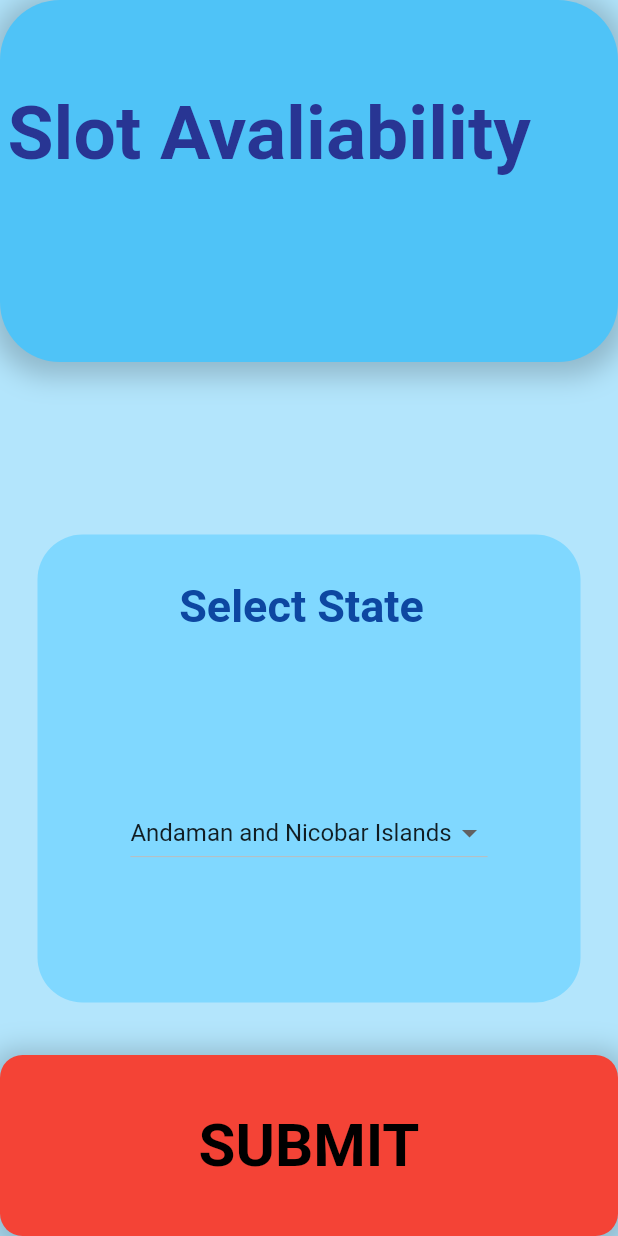
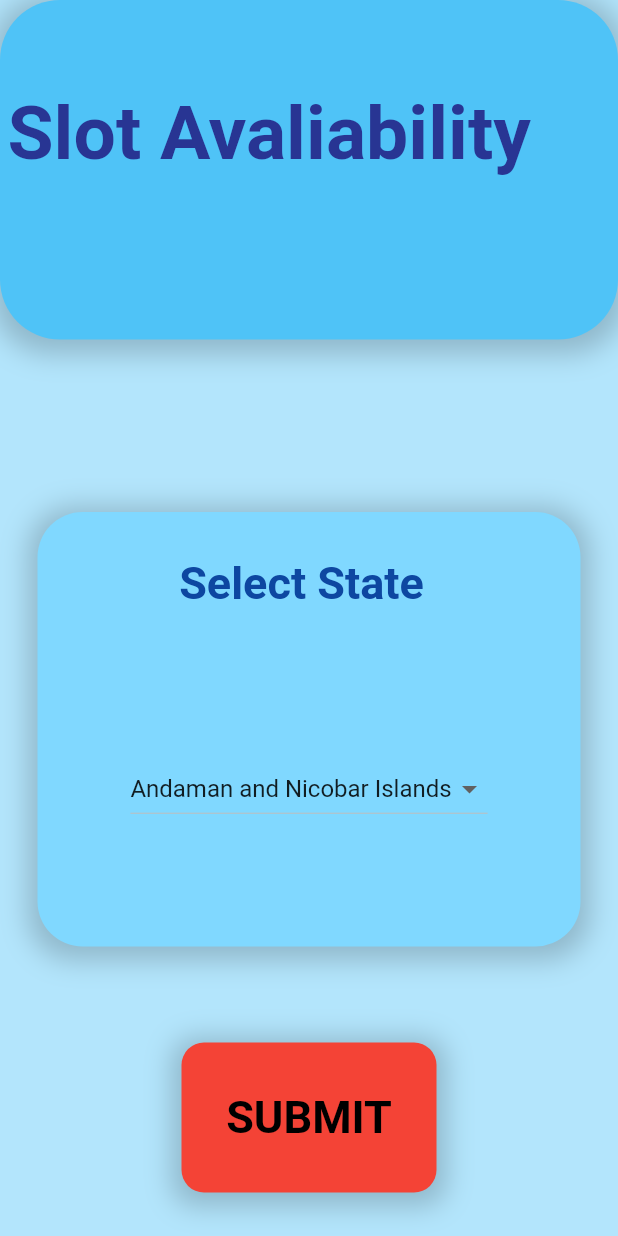
Before and after one commit to Harshwardhan431/Coviupdates, a Flutter app: the screen it shows after launch, after a tap on "Slot Avaliability", on a phone screen of 412 x 824 dp. Run offline on Flutter 3.47's test engine with Material 2 defaults, Android fonts, the light colour scheme and no system bars; our stand-ins replace animated_text_kit, carousel_slider, flutter_spinkit, font_awesome_flutter; network calls fail.

Commit message:
final commit

```diff
--- a/lib/api.dart
+++ b/lib/api.dart
@@ -3,12 +3,13 @@
 import 'package:http/http.dart' as http;
 import 'upiconstants.dart';
 import 'apidistrict.dart';
+import 'package:animated_text_kit/animated_text_kit.dart';
 import 'package:flutter_spinkit/flutter_spinkit.dart';
 
 const urlState = "https://cdn-api.co-vin.in/api/v2/admin/location/states";
 String selected = 'Andaman and Nicobar Islands';
 int statekeypin = 0;
-late String tempStateName;
+late String tempStateName=stateListText[0];
 
 class Api extends StatefulWidget {
   static String id = 'Api';
@@ -58,9 +59,9 @@
             child: Container(
               child: Padding(
                 padding: const EdgeInsets.fromLTRB(5, 60, 0, 0),
-                child: Text(
-                  'Slot Avaliability',
-                  style: TextStyle(
+                child: TypewriterAnimatedTextKit(
+                  text: ['Slot Avaliability'],
+                  textStyle: TextStyle(
                     fontSize: 50,
                     fontWeight: FontWeight.bold,
                     color: Color(0xFF283593),
@@ -122,7 +123,9 @@
                               break;
                             }
                           }
+                          setState(() {
                             selected = value.toString();
+                          });
                           tempStateName = selected;
                         },
                       ),
@@ -133,6 +136,14 @@
               decoration: BoxDecoration(
                 borderRadius: BorderRadius.circular(30),
                 color: Color(0xFF80D8FF),
+                boxShadow: [
+                  BoxShadow(
+                    color: Colors.black.withOpacity(0.2),
+                    spreadRadius: 6,
+                    blurRadius: 15,
+                    offset: Offset(0, 3),
+                  )
+                ],
               ),
               height: 250,
               width: double.infinity,
@@ -142,15 +153,13 @@
           SizedBox(
             height: 10,
           ),
-          Expanded(
-            flex: 1,
-            child: Container(
+          Container(
             child: InkWell(
               child: Center(
                 child: Text("SUBMIT",
                 style: TextStyle(
                   color: Color(0xFFF000000),
-                    fontSize: 40,
+                  fontSize: 30,
                   fontWeight: FontWeight.bold,
                 ),),
               ),
@@ -168,8 +177,9 @@
                 )
               ],
             ),
-              width: double.infinity,
-            ),
+            width: 170,
+            height: 100,
+            margin: EdgeInsets.all(29),
           ),
         ],
       ),
--- a/lib/main.dart
+++ b/lib/main.dart
@@ -1,3 +1,4 @@
+//import 'package:coviupdate/drawer.dart';
 import 'package:coviupdate/news.dart';
 import 'package:flutter/material.dart';
 import 'scrolling_screen.dart';
@@ -5,6 +6,7 @@
 import 'api.dart';
 import 'displayScreen.dart';
 import 'apidistrict.dart';
+import 'drawer.dart';
 
 void main() {
   runApp(MyApp());
@@ -27,6 +29,7 @@
         TypeVaccines.id: (context)=>TypeVaccines(),
         News.id: (context)=>News(),
         Api.id:(context)=>Api(),
+        Developer.id:(context)=>Developer(),
         ApiDistrict.id:(context)=>ApiDistrict(),
         DisplayScreen.id:(context)=>DisplayScreen(),
       },
--- a/lib/scrolling_screen.dart
+++ b/lib/scrolling_screen.dart
@@ -5,6 +5,8 @@
 import 'package:flutter/material.dart';
 import 'vaccinesType.dart';
 import 'package:url_launcher/url_launcher.dart';
+import 'package:carousel_slider/carousel_slider.dart';
+import 'drawer.dart';
 
 const colorizeColors = [
   Color(0xFF283593),
@@ -19,8 +21,7 @@
   fontFamily: 'Horizon',
 );
 
-String regristration="https://selfregistration.cowin.gov.in/";
-
+String regristration = "https://selfregistration.cowin.gov.in/";
 
 Future<void> _launchedInBrowser(String url) async {
   if (await canLaunch(url)) {
@@ -34,43 +35,93 @@
 }
 
 class Scrolling extends StatefulWidget {
-  static String id='Scrolling';
+  static String id = 'Scrolling';
   const Scrolling({Key? key}) : super(key: key);
 
   @override
   _ScrollingState createState() => _ScrollingState();
 }
 
-class _ScrollingState extends State<Scrolling> with SingleTickerProviderStateMixin {
-
+class _ScrollingState extends State<Scrolling>
+    with SingleTickerProviderStateMixin {
   late final Animation animation;
   late AnimationController controller;
   @override
   void initState() {
     super.initState();
-    controller=AnimationController(vsync: this,
-    duration: Duration(seconds: 1),);
+    controller = AnimationController(
+      vsync: this,
+      duration: Duration(seconds: 1),
+    );
     controller.forward();
-    animation=ColorTween(begin: Color(0xFF01579B),end: Color(0xFFB3E5FC)).animate(controller);
+    animation = ColorTween(begin: Color(0xFF01579B), end: Color(0xFFB3E5FC))
+        .animate(controller);
     controller.addListener(() {
-      setState(() {
-
-      });
+      setState(() {});
     });
   }
 
   @override
   Widget build(BuildContext context) {
     return Scaffold(
-      backgroundColor:  animation.value,
+      backgroundColor: animation.value,
+      drawer: Drawer(
+        child: Column(
+          children: [
+            Expanded(
+              flex: 1,
+              child: GestureDetector(
+                onTap: () {
+                  Navigator.pushNamed(context, Developer.id);
+                },
+                child: Container(
+                  color: Color(0xFF1A237E),
+                  child: Row(
+                    children: [
+                      RawMaterialButton(
+                        onPressed: () {},
+                        child: Icon(
+                          Icons.forward,
+                          size: 40,
+                        ),
+                      ),
+                      Text(
+                        'Developer',
+                        style: TextStyle(
+                          color: Colors.white,
+                          fontWeight: FontWeight.w400,
+                          fontSize: 40,
+                        ),
+                      ),
+                    ],
+                  ),
+                ),
+              ),
+            ),
+            Expanded(
+                flex: 4,
+                child: Container(
+                  color: Color(0xFF1A237E),
+                )),
+          ],
+        ),
+      ),
+      appBar: AppBar(
+        elevation: 0,
+        backgroundColor: Color(0xFF4FC3F7),
+      ),
       body: Column(
         children: <Widget>[
-          Expanded(child: Container(
-            margin: EdgeInsets.fromLTRB(0, 10, 0, 0),
+          Expanded(
+              child: Container(
+            child: Column(
+              children: <Widget>[
+                Expanded(
+                  flex: 1,
                   child: Padding(
-              padding: const EdgeInsets.fromLTRB(5, 60, 0, 0),
+                    padding: const EdgeInsets.fromLTRB(0, 0, 0, 0),
                     child: AnimatedTextKit(
-                animatedTexts:[
+                      animatedTexts: [
                         ColorizeAnimatedText(
                           "Covi-Update's",
                           textStyle: colorizeTextStyle,
@@ -78,8 +129,32 @@
                         ),
                       ],
                       isRepeatingAnimation: true,
-                onTap: (){},
+                      onTap: () {},
                     ),
+                  ),
+                ),
+                Expanded(
+                  flex: 3,
+                  child: CarouselSlider(
+                      items: [
+                        Image.asset("images/doc1.jpg"),
+                        Image.asset("images/doc2.jpg"),
+                        // Image.asset("images/doc3.jpg"),
+                        Image.asset("images/doc4.jpg"),
+                        //Image.asset("images/doc5.jpg"),
+                        Image.asset("images/doc6.jpg"),
+                        Image.asset("images/doc7.jpg"),
+                        Image.asset("images/doc8.jpg"),
+                        Image.asset("images/doc9.jpg"),
+                        Image.asset("images/doc10.jpg"),
+                      ],
+                      options: CarouselOptions(
+                        enlargeCenterPage: true,
+                        enableInfiniteScroll: true,
+                        autoPlay: true,
+                      )),
+                ),
+              ],
             ),
             decoration: BoxDecoration(
               color: Color(0xFF4FC3F7),
@@ -87,6 +162,7 @@
             ),
             width: double.infinity,
           )),
+          //-----------------------------------------------------
           Expanded(
               child: Column(
             children: <Widget>[
@@ -103,7 +179,7 @@
                     children: <Widget>[
                       GestureDetector(
                         // elevation: 10,
-                        onTap: (){
+                        onTap: () {
                           Navigator.pushNamed(context, TypeVaccines.id);
                         },
                         child: Container(
@@ -135,7 +211,7 @@
                       ),
                       GestureDetector(
                         //elevation: 10,
-                        onTap: (){
+                        onTap: () {
                           Navigator.pushNamed(context, Api.id);
                         },
                         child: Container(
@@ -169,7 +245,7 @@
                         ),
                       ),
                       GestureDetector(
-                        onTap: (){
+                        onTap: () {
                           _launchedInBrowser(regristration);
                         },
                         child: Container(
--- a/pubspec.yaml
+++ b/pubspec.yaml
@@ -33,6 +33,7 @@
   flutter_spinkit: ^5.1.0
   animated_text_kit: ^4.2.1
   font_awesome_flutter: ^9.1.0
+  carousel_slider: ^4.0.0
 
 dev_dependencies:
   flutter_test:
```
Also changed, not shown: lib/apidistrict.dart (+30 -34 lines), lib/displayScreen.dart (+67 -37 lines), pubspec.lock, 1 other file. Lines whose indentation alone changed are shown as unchanged.
